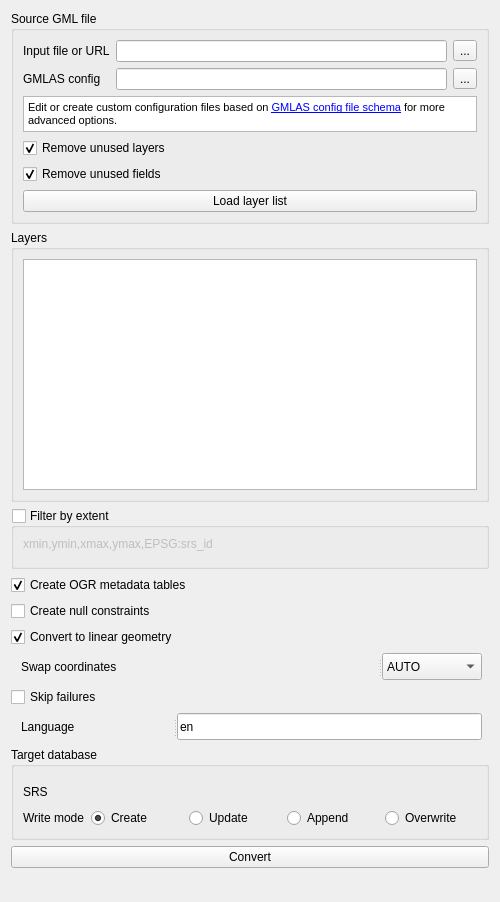
Old version of the form gml_application_schema_toolbox/ui/import_gmlas_panel.ui in the repository BRGM/gml_application_schema_toolbox.
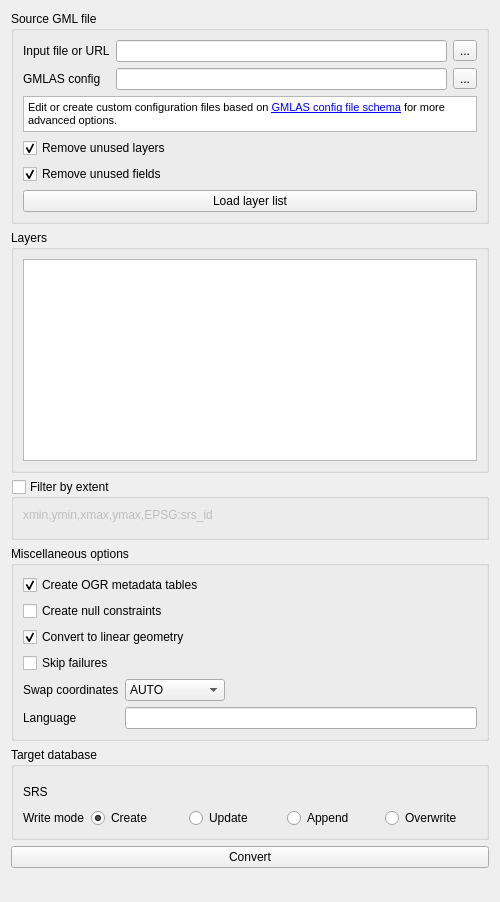
New version of the form. Custom widgets are drawn as their Qt base class.

Commit message: Change the miscellaneous options layout

Patch:
```diff
--- a/gml_application_schema_toolbox/ui/import_gmlas_panel.ui
+++ b/gml_application_schema_toolbox/ui/import_gmlas_panel.ui
@@ -189,6 +189,12 @@
     </widget>
    </item>
    <item>
+    <widget class="QGroupBox" name="groupBox">
+     <property name="title">
+      <string>Miscellaneous options</string>
+     </property>
+     <layout class="QVBoxLayout" name="verticalLayout_2">
+      <item>
     <widget class="QCheckBox" name="ogrExposeMetadataLayersCheckbox">
      <property name="toolTip">
       <string>&lt;html&gt;&lt;head/&gt;&lt;body&gt;&lt;p&gt;OGR metadata tables. Those tables are required if you plan to write the database content back to GML.&lt;/p&gt;&lt;/body&gt;&lt;/html&gt;</string>
@@ -228,25 +234,21 @@
     </widget>
    </item>
    <item>
-    <widget class="QWidget" name="widget" native="true">
-     <property name="minimumSize">
-      <size>
-       <width>0</width>
-       <height>28</height>
-      </size>
-     </property>
-     <widget class="QSplitter" name="splitter">
-      <property name="geometry">
-       <rect>
-        <x>10</x>
-        <y>0</y>
-        <width>461</width>
-        <height>27</height>
-       </rect>
-      </property>
-      <property name="orientation">
-       <enum>Qt::Horizontal</enum>
-      </property>
+       <widget class="QCheckBox" name="skipFailuresCheckbox">
+        <property name="toolTip">
+         <string>&lt;html&gt;&lt;head/&gt;&lt;body&gt;&lt;p&gt;Continue after a failure, skipping the failed feature.&lt;/p&gt;&lt;/body&gt;&lt;/html&gt;</string>
+        </property>
+        <property name="text">
+         <string>Skip failures</string>
+        </property>
+       </widget>
+      </item>
+      <item>
+       <layout class="QFormLayout" name="formLayout">
+        <property name="fieldGrowthPolicy">
+         <enum>QFormLayout::AllNonFixedFieldsGrow</enum>
+        </property>
+        <item row="0" column="0">
       <widget class="QLabel" name="label_2">
        <property name="sizePolicy">
         <sizepolicy hsizetype="Expanding" vsizetype="Preferred">
@@ -258,6 +260,8 @@
         <string>Swap coordinates</string>
        </property>
       </widget>
+        </item>
+        <item row="0" column="1">
       <widget class="QComboBox" name="swapCoordinatesCombo">
        <property name="sizePolicy">
         <sizepolicy hsizetype="Expanding" vsizetype="Fixed">
@@ -296,39 +300,8 @@
         </property>
        </item>
       </widget>
-     </widget>
-    </widget>
-   </item>
-   <item>
-    <widget class="QCheckBox" name="skipFailuresCheckbox">
-     <property name="toolTip">
-      <string>&lt;html&gt;&lt;head/&gt;&lt;body&gt;&lt;p&gt;Continue after a failure, skipping the failed feature.&lt;/p&gt;&lt;/body&gt;&lt;/html&gt;</string>
-     </property>
-     <property name="text">
-      <string>Skip failures</string>
-     </property>
-    </widget>
-   </item>
-   <item>
-    <widget class="QWidget" name="widget" native="true">
-     <property name="minimumSize">
-      <size>
-       <width>0</width>
-       <height>28</height>
-      </size>
-     </property>
-     <widget class="QSplitter" name="splitter">
-      <property name="geometry">
-       <rect>
-        <x>10</x>
-        <y>0</y>
-        <width>461</width>
-        <height>27</height>
-       </rect>
-      </property>
-      <property name="orientation">
-       <enum>Qt::Horizontal</enum>
-      </property>
+        </item>
+        <item row="1" column="0">
       <widget class="QLabel" name="label">
        <property name="sizePolicy">
         <sizepolicy hsizetype="Fixed" vsizetype="Preferred">
@@ -343,15 +316,17 @@
         <string>Language</string>
        </property>
       </widget>
+        </item>
+        <item row="1" column="1">
       <widget class="QLineEdit" name="acceptLanguageHeaderInput">
        <property name="toolTip">
         <string>&lt;html&gt;&lt;head/&gt;&lt;body&gt;&lt;p&gt;For XLink resolution (eg. resources resolved from INSPIRE registry), define which language to use in HTTP header 'Accep-Language'.&lt;/p&gt;&lt;/body&gt;&lt;/html&gt;</string>
        </property>
-       <property name="text">
-        <string>en</string>
-       </property>
-      </widget>
-     </widget>
+         </widget>
+        </item>
+       </layout>
+      </item>
+     </layout>
     </widget>
    </item>
    <item>
```
Left out of the diff: 2 changed lines with no effect on the pictures. Lines whose indentation alone changed are shown as unchanged.
